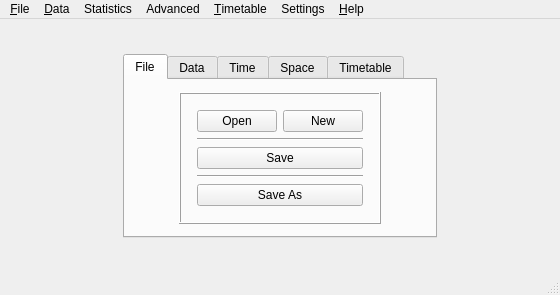
Old version of the form fet/src/interface/fetmainform_template.ui in the repository vonmecheln/fet.
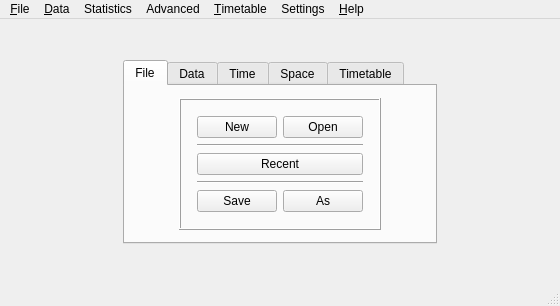
New version of the form. The open tabs and pages were chosen to show the change.

What changed in the file:
```diff
--- a/fet/src/interface/fetmainform_template.ui
+++ b/fet/src/interface/fetmainform_template.ui
@@ -7,7 +7,7 @@
     <x>0</x>
     <y>0</y>
     <width>560</width>
-    <height>295</height>
+    <height>306</height>
    </rect>
   </property>
   <property name="windowTitle">
@@ -97,48 +97,55 @@
            </property>
            <item row="0" column="0">
             <layout class="QGridLayout" name="gridLayout_10">
-             <item row="0" column="0">
+             <item row="2" column="0" colspan="2">
+              <widget class="Line" name="line_7">
+               <property name="orientation">
+                <enum>Qt::Horizontal</enum>
+               </property>
+              </widget>
+             </item>
+             <item row="5" column="0" colspan="2">
+              <widget class="Line" name="line_8">
+               <property name="orientation">
+                <enum>Qt::Horizontal</enum>
+               </property>
+              </widget>
+             </item>
+             <item row="7" column="1">
+              <widget class="QPushButton" name="shortcutSaveAsPushButton">
+               <property name="text">
+                <string comment="It is an abbreviation for Save as. It is on the shortcuts tab buttons, so keep translation short">As</string>
+               </property>
+              </widget>
+             </item>
+             <item row="3" column="0" colspan="2">
+              <widget class="QPushButton" name="shortcutOpenRecentPushButton">
+               <property name="text">
+                <string comment="It is an abbreaviation for Open recent. It is text on a push button, to show the list of recently used files and open one of them. Please keep translation short.">Recent</string>
+               </property>
+              </widget>
+             </item>
+             <item row="7" column="0">
+              <widget class="QPushButton" name="shortcutSavePushButton">
+               <property name="text">
+                <string comment="It is on the shortcuts tab buttons, so keep translation short">Save</string>
+               </property>
+              </widget>
+             </item>
+             <item row="1" column="1">
               <widget class="QPushButton" name="shortcutOpenPushButton">
                <property name="text">
                 <string comment="It is on the shortcuts tab buttons, so keep translation short">Open</string>
                </property>
               </widget>
              </item>
-             <item row="0" column="1">
+             <item row="1" column="0">
               <widget class="QPushButton" name="shortcutNewPushButton">
                <property name="text">
                 <string comment="It is on the shortcuts tab buttons, so keep translation short">New</string>
                </property>
               </widget>
              </item>
-             <item row="2" column="0" colspan="2">
-              <widget class="QPushButton" name="shortcutSavePushButton">
-               <property name="text">
-                <string comment="It is on the shortcuts tab buttons, so keep translation short">Save</string>
-               </property>
-              </widget>
-             </item>
-             <item row="4" column="0" colspan="2">
-              <widget class="QPushButton" name="shortcutSaveAsPushButton">
-               <property name="text">
-                <string comment="It is on the shortcuts tab buttons, so keep translation short">Save As</string>
-               </property>
-              </widget>
-             </item>
-             <item row="1" column="0" colspan="2">
-              <widget class="Line" name="line_7">
-               <property name="orientation">
-                <enum>Qt::Horizontal</enum>
-               </property>
-              </widget>
-             </item>
-             <item row="3" column="0" colspan="2">
-              <widget class="Line" name="line_8">
-               <property name="orientation">
-                <enum>Qt::Horizontal</enum>
-               </property>
-              </widget>
-             </item>
             </layout>
            </item>
           </layout>
```
Left out of the diff: 265 changed lines with no effect on the pictures.
